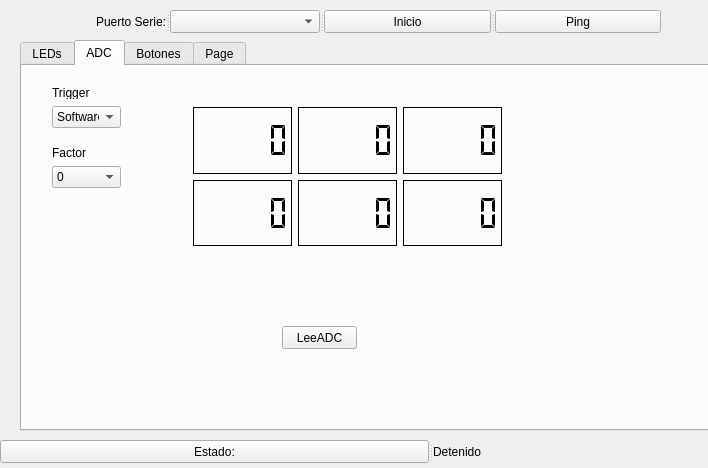
First picture: the form in mainusergui.ui, repository antonio-pr/gise-p1-qt-2020-antonio-pr, before the edit.
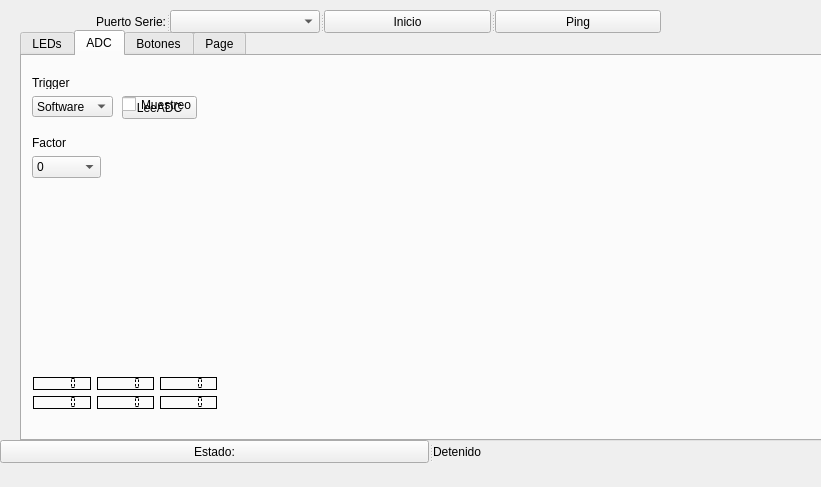
Second picture: the form after the edit. Custom widgets are drawn as their Qt base class.

```diff
--- a/mainusergui.ui
+++ b/mainusergui.ui
@@ -6,8 +6,8 @@
    <rect>
     <x>0</x>
     <y>0</y>
-    <width>708</width>
-    <height>468</height>
+    <width>821</width>
+    <height>487</height>
    </rect>
   </property>
   <property name="windowTitle">
@@ -17,9 +17,9 @@
    <property name="geometry">
     <rect>
      <x>20</x>
-     <y>40</y>
-     <width>711</width>
-     <height>391</height>
+     <y>30</y>
+     <width>831</width>
+     <height>411</height>
     </rect>
    </property>
    <property name="currentIndex">
@@ -137,8 +137,8 @@
     <widget class="QPushButton" name="ADCButton">
      <property name="geometry">
       <rect>
-       <x>260</x>
-       <y>260</y>
+       <x>100</x>
+       <y>40</y>
        <width>75</width>
        <height>23</height>
       </rect>
@@ -150,10 +150,10 @@
     <widget class="QWidget" name="layoutWidget">
      <property name="geometry">
       <rect>
-       <x>160</x>
-       <y>30</y>
-       <width>331</width>
-       <height>161</height>
+       <x>0</x>
+       <y>310</y>
+       <width>206</width>
+       <height>54</height>
       </rect>
      </property>
      <layout class="QGridLayout" name="gridLayout_2">
@@ -270,7 +270,7 @@
     <widget class="QComboBox" name="factor_promediado">
      <property name="geometry">
       <rect>
-       <x>30</x>
+       <x>10</x>
        <y>100</y>
        <width>69</width>
        <height>22</height>
@@ -305,7 +305,7 @@
     <widget class="QLabel" name="label_5">
      <property name="geometry">
       <rect>
-       <x>30</x>
+       <x>10</x>
        <y>80</y>
        <width>47</width>
        <height>13</height>
@@ -318,10 +318,10 @@
     <widget class="QComboBox" name="comboBox_3">
      <property name="geometry">
       <rect>
-       <x>30</x>
+       <x>10</x>
        <y>40</y>
-       <width>69</width>
-       <height>22</height>
+       <width>81</width>
+       <height>21</height>
       </rect>
      </property>
      <item>
@@ -348,7 +348,7 @@
     <widget class="QLabel" name="label_6">
      <property name="geometry">
       <rect>
-       <x>30</x>
+       <x>10</x>
        <y>20</y>
        <width>47</width>
        <height>13</height>
@@ -358,6 +358,54 @@
       <string>Trigger</string>
      </property>
     </widget>
+    <widget class="QwtKnob" name="Frecuencia">
+     <property name="geometry">
+      <rect>
+       <x>10</x>
+       <y>150</y>
+       <width>150</width>
+       <height>150</height>
+      </rect>
+     </property>
+     <property name="lowerBound">
+      <double>1.000000000000000</double>
+     </property>
+     <property name="upperBound">
+      <double>8000.000000000000000</double>
+     </property>
+     <property name="scaleMaxMajor">
+      <number>8</number>
+     </property>
+    </widget>
+    <widget class="QwtPlot" name="qwtPlot">
+     <property name="geometry">
+      <rect>
+       <x>210</x>
+       <y>-1</y>
+       <width>561</width>
+       <height>371</height>
+      </rect>
+     </property>
+    </widget>
+    <widget class="QCheckBox" name="Muestreo">
+     <property name="enabled">
+      <bool>true</bool>
+     </property>
+     <property name="geometry">
+      <rect>
+       <x>100</x>
+       <y>40</y>
+       <width>70</width>
+       <height>17</height>
+      </rect>
+     </property>
+     <property name="text">
+      <string>Muestreo</string>
+     </property>
+     <property name="checked">
+      <bool>false</bool>
+     </property>
+    </widget>
    </widget>
    <widget class="QWidget" name="tab_3">
     <attribute name="title">
@@ -539,6 +587,11 @@
    <extends>QWidget</extends>
    <header>color_wheel.hpp</header>
   </customwidget>
+  <customwidget>
+   <class>QwtPlot</class>
+   <extends>QFrame</extends>
+   <header>qwt_plot.h</header>
+  </customwidget>
   <customwidget>
    <class>QwtKnob</class>
    <extends>QWidget</extends>
```
Left out of the diff: 76 changed lines with no effect on the pictures.
